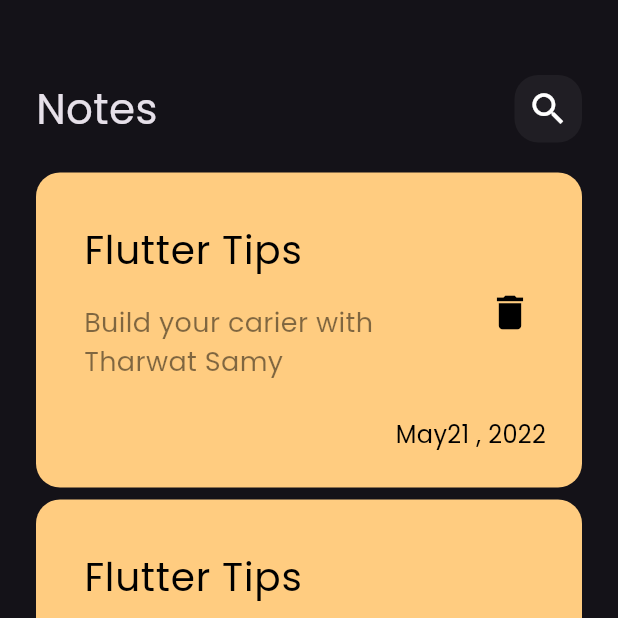
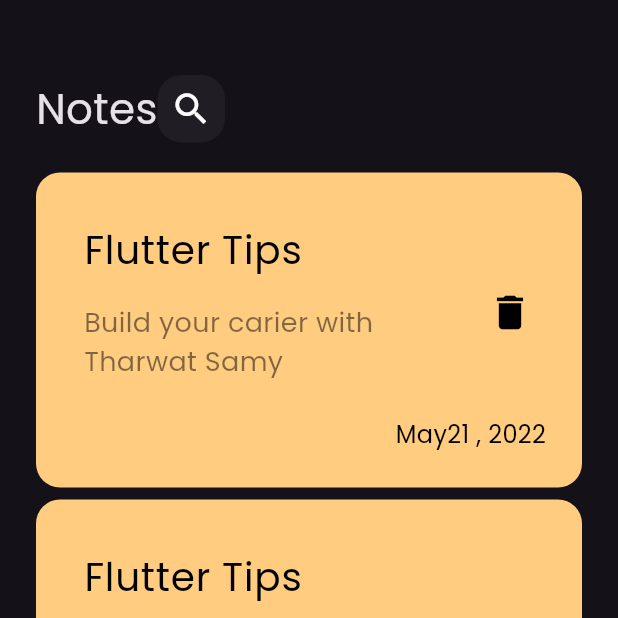
Before and after one commit to Majdasafdev/notesapp, a Flutter app: the screen it shows after launch, on a phone screen of 412 x 824 dp, the top half of it. Run offline on Flutter 3.47's test engine with Material 3 defaults, Android fonts, the phone set to English and light mode, and no system bars.

```diff
--- a/lib/view/widgets/custome_app_bar.dart
+++ b/lib/view/widgets/custome_app_bar.dart
@@ -2,20 +2,23 @@ import 'package:flutter/material.dart';
 import 'package:notesapp/view/widgets/custome_search_icon.dart';
 
 class CustomeAppBar extends StatelessWidget {
-  const CustomeAppBar({super.key});
+  const CustomeAppBar({super.key, required this.title, required this.icon});
 
+  final String title;
+  final IconData icon;
   @override
   Widget build(BuildContext context) {
-    return const Row(
+    return Row(
       children: [
         Text(
-          'Notes',
+          title,
           style: TextStyle(
             fontSize: 28,
           ),
         ),
-        Spacer(),
-        CustomeSearchIcon(),
+        CustomeSearchIcon(
+          icon: icon,
+        ),
       ],
     );
   }
--- a/lib/view/widgets/custome_search_icon.dart
+++ b/lib/view/widgets/custome_search_icon.dart
@@ -1,7 +1,9 @@
 import 'package:flutter/material.dart';
 
 class CustomeSearchIcon extends StatelessWidget {
-  const CustomeSearchIcon({super.key});
+  const CustomeSearchIcon({super.key, required this.icon});
+
+  final IconData icon;
 
   @override
   Widget build(BuildContext context) {
@@ -12,9 +14,9 @@ class CustomeSearchIcon extends StatelessWidget {
         color: Colors.white.withOpacity(.05),
         borderRadius: BorderRadius.circular(16),
       ),
-      child: const Center(
+      child: Center(
           child: Icon(
-        Icons.search,
+        icon,
         size: 28,
       )),
     );
--- a/lib/view/widgets/notes_view_body.dart
+++ b/lib/view/widgets/notes_view_body.dart
@@ -14,7 +14,10 @@ class NotesViewBody extends StatelessWidget {
           SizedBox(
             height: 50,
           ),
-          CustomeAppBar(),
+          CustomeAppBar(
+            title: "Notes",
+            icon: Icons.search,
+          ),
           Expanded(
             child: NotesListView(),
           )
```
Also changed, not shown: lib/view/widgets/edit_note_view_body.dart (+21 -1 lines).
